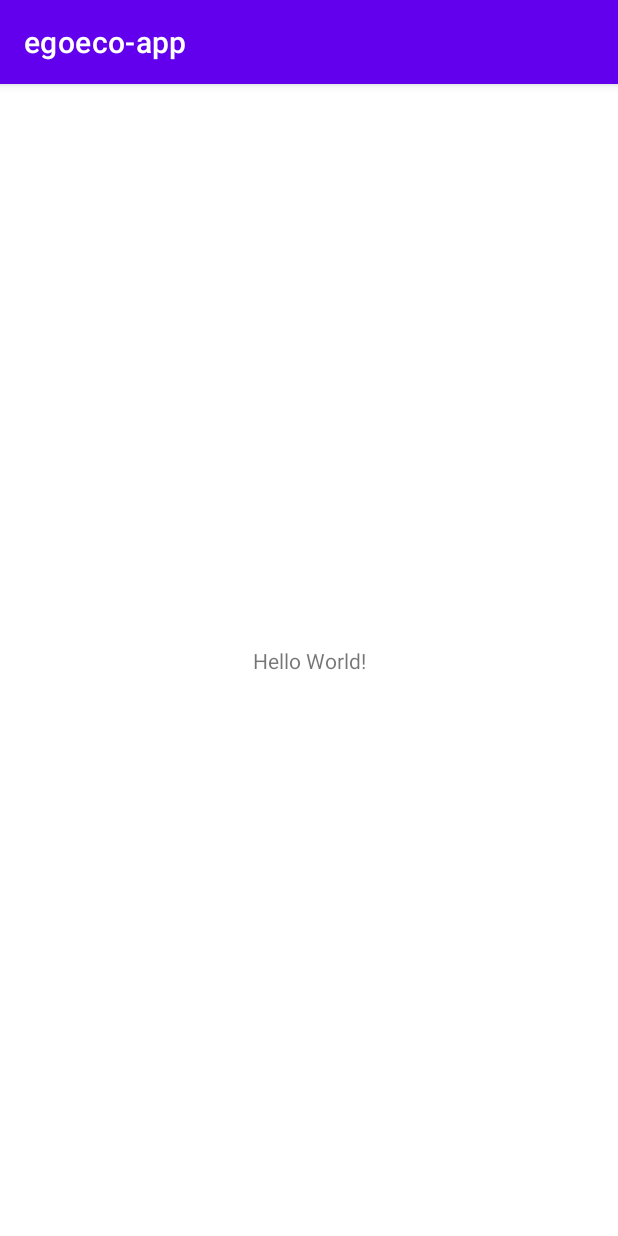
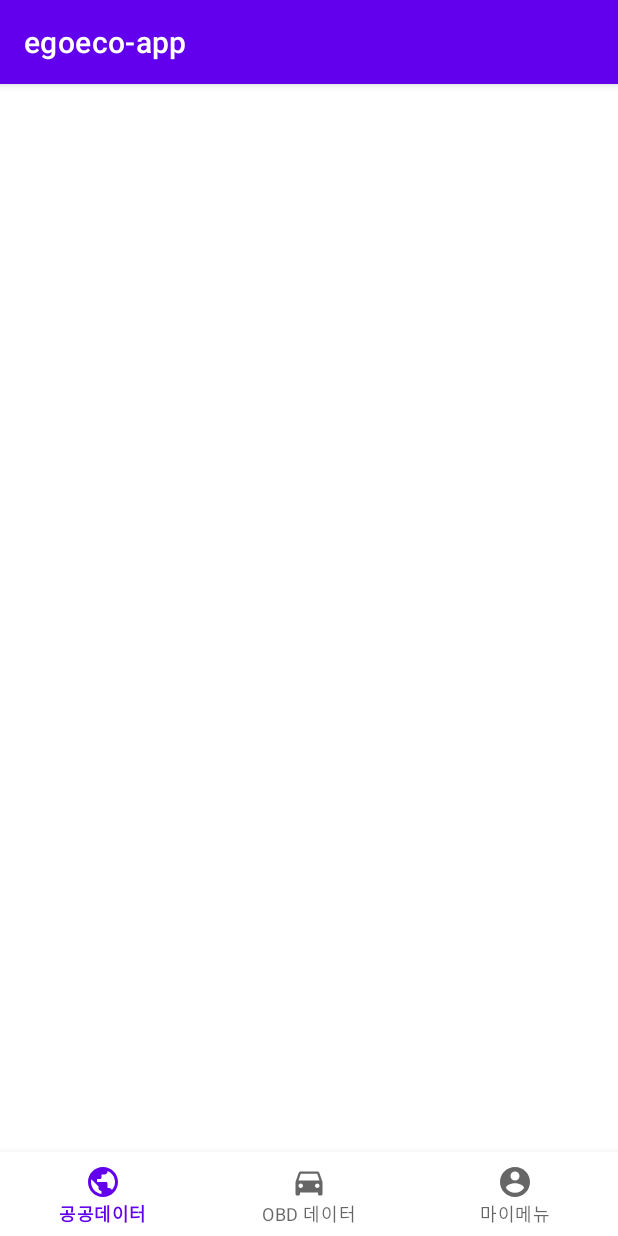
Before and after one commit to EgoEco/egoeco-app, an Android app: the screen it shows after launch (MainActivity), on a phone screen of 412 x 824 dp. Run offline under Robolectric (Android 15) with nearby library versions, the phone set to English and light mode, and no system bars; our stand-ins replace data binding; libraries missing offline, so code that uses them is left out: com.trello.rxlifecycle4.

Commit message:
prepare for MVVM Design

```diff
--- a/app/src/main/AndroidManifest.xml
+++ b/app/src/main/AndroidManifest.xml
@@ -18,6 +18,7 @@
         android:roundIcon="@mipmap/ic_launcher_round"
         android:supportsRtl="true"
         android:theme="@style/Theme.Egoecoapp">
+        <activity android:name=".view.LoginActivity"></activity>
         <activity android:name=".view.MainActivity">
             <intent-filter>
                 <action android:name="android.intent.action.MAIN" />
--- a/app/src/main/java/com/example/egoeco_app/view/MainActivity.kt
+++ b/app/src/main/java/com/example/egoeco_app/view/MainActivity.kt
@@ -1,12 +1,22 @@
 package com.example.egoeco_app.view
 
-import androidx.appcompat.app.AppCompatActivity
 import android.os.Bundle
+import androidx.activity.viewModels
 import com.example.egoeco_app.R
+import com.example.egoeco_app.databinding.ActivityMainBinding
+import com.example.egoeco_app.viewmodel.MainViewModel
+import com.trello.rxlifecycle4.components.support.RxAppCompatActivity
 
-class MainActivity : AppCompatActivity() {
+class MainActivity : RxAppCompatActivity() {
+    private val binding by lazy { ActivityMainBinding.inflate(layoutInflater) }
+    private val viewModel: MainViewModel by viewModels()
     override fun onCreate(savedInstanceState: Bundle?) {
         super.onCreate(savedInstanceState)
         setContentView(R.layout.activity_main)
+
+        binding.apply {
+            viewModel = this@MainActivity.viewModel
+            lifecycleOwner = this@MainActivity
+        }
     }
 }
--- /dev/null
+++ b/app/src/main/java/com/example/egoeco_app/viewmodel/LoginViewModel.kt
@@ -0,0 +1,6 @@
+package com.example.egoeco_app.viewmodel
+
+import androidx.lifecycle.ViewModel
+
+class LoginViewModel : ViewModel() {
+}
--- /dev/null
+++ b/app/src/main/java/com/example/egoeco_app/viewmodel/ObdDataViewModel.kt
@@ -0,0 +1,6 @@
+package com.example.egoeco_app.viewmodel
+
+import androidx.lifecycle.ViewModel
+
+class ObdDataViewModel: ViewModel() {
+}
--- /dev/null
+++ b/app/src/main/res/drawable/ic_baseline_account_circle_24.xml
@@ -0,0 +1,10 @@
+<vector xmlns:android="http://schemas.android.com/apk/res/android"
+    android:width="24dp"
+    android:height="24dp"
+    android:viewportWidth="24"
+    android:viewportHeight="24"
+    android:tint="?attr/colorControlNormal">
+  <path
+      android:fillColor="@android:color/white"
+      android:pathData="M12,2C6.48,2 2,6.48 2,12s4.48,10 10,10 10,-4.48 10,-10S17.52,2 12,2zM12,5c1.66,0 3,1.34 3,3s-1.34,3 -3,3 -3,-1.34 -3,-3 1.34,-3 3,-3zM12,19.2c-2.5,0 -4.71,-1.28 -6,-3.22 0.03,-1.99 4,-3.08 6,-3.08 1.99,0 5.97,1.09 6,3.08 -1.29,1.94 -3.5,3.22 -6,3.22z"/>
+</vector>
--- /dev/null
+++ b/app/src/main/res/drawable/ic_baseline_directions_car_24.xml
@@ -0,0 +1,10 @@
+<vector xmlns:android="http://schemas.android.com/apk/res/android"
+    android:width="24dp"
+    android:height="24dp"
+    android:viewportWidth="24"
+    android:viewportHeight="24"
+    android:tint="?attr/colorControlNormal">
+  <path
+      android:fillColor="@android:color/white"
+      android:pathData="M18.92,6.01C18.72,5.42 18.16,5 17.5,5h-11c-0.66,0 -1.21,0.42 -1.42,1.01L3,12v8c0,0.55 0.45,1 1,1h1c0.55,0 1,-0.45 1,-1v-1h12v1c0,0.55 0.45,1 1,1h1c0.55,0 1,-0.45 1,-1v-8l-2.08,-5.99zM6.5,16c-0.83,0 -1.5,-0.67 -1.5,-1.5S5.67,13 6.5,13s1.5,0.67 1.5,1.5S7.33,16 6.5,16zM17.5,16c-0.83,0 -1.5,-0.67 -1.5,-1.5s0.67,-1.5 1.5,-1.5 1.5,0.67 1.5,1.5 -0.67,1.5 -1.5,1.5zM5,11l1.5,-4.5h11L19,11L5,11z"/>
+</vector>
--- /dev/null
+++ b/app/src/main/res/drawable/ic_baseline_public_24.xml
@@ -0,0 +1,10 @@
+<vector xmlns:android="http://schemas.android.com/apk/res/android"
+    android:width="24dp"
+    android:height="24dp"
+    android:viewportWidth="24"
+    android:viewportHeight="24"
+    android:tint="?attr/colorControlNormal">
+  <path
+      android:fillColor="@android:color/white"
+      android:pathData="M12,2C6.48,2 2,6.48 2,12s4.48,10 10,10 10,-4.48 10,-10S17.52,2 12,2zM11,19.93c-3.95,-0.49 -7,-3.85 -7,-7.93 0,-0.62 0.08,-1.21 0.21,-1.79L9,15v1c0,1.1 0.9,2 2,2v1.93zM17.9,17.39c-0.26,-0.81 -1,-1.39 -1.9,-1.39h-1v-3c0,-0.55 -0.45,-1 -1,-1L8,12v-2h2c0.55,0 1,-0.45 1,-1L11,7h2c1.1,0 2,-0.9 2,-2v-0.41c2.93,1.19 5,4.06 5,7.41 0,2.08 -0.8,3.97 -2.1,5.39z"/>
+</vector>
--- a/app/src/main/res/layout/activity_main.xml
+++ b/app/src/main/res/layout/activity_main.xml
@@ -1,18 +1,26 @@
 <?xml version="1.0" encoding="utf-8"?>
-<androidx.constraintlayout.widget.ConstraintLayout xmlns:android="http://schemas.android.com/apk/res/android"
+<layout xmlns:android="http://schemas.android.com/apk/res/android"
     xmlns:app="http://schemas.android.com/apk/res-auto"
-    xmlns:tools="http://schemas.android.com/tools"
+    xmlns:tools="http://schemas.android.com/tools">
+
+    <data>
+        <variable
+            name="viewModel"
+            type="com.example.egoeco_app.viewmodel.MainViewModel" />
+    </data>
+
+    <androidx.constraintlayout.widget.ConstraintLayout
         android:layout_width="match_parent"
         android:layout_height="match_parent"
         tools:context=".view.MainActivity">
 
-    <TextView
-        android:layout_width="wrap_content"
+        <com.google.android.material.bottomnavigation.BottomNavigationView
+            android:layout_width="0dp"
             android:layout_height="wrap_content"
-        android:text="Hello World!"
             app:layout_constraintBottom_toBottomOf="parent"
-        app:layout_constraintLeft_toLeftOf="parent"
-        app:layout_constraintRight_toRightOf="parent"
-        app:layout_constraintTop_toTopOf="parent" />
+            app:layout_constraintEnd_toEndOf="parent"
+            app:layout_constraintStart_toStartOf="parent"
+            app:menu="@menu/main_bottom_nav_menu" />
 
     </androidx.constraintlayout.widget.ConstraintLayout>
+</layout>
--- /dev/null
+++ b/app/src/main/res/menu/main_bottom_nav_menu.xml
@@ -0,0 +1,16 @@
+<?xml version="1.0" encoding="utf-8"?>
+<menu xmlns:android="http://schemas.android.com/apk/res/android">
+
+    <item
+        android:id="@+id/publicDataMenu"
+        android:icon="@drawable/ic_baseline_public_24"
+        android:title="공공데이터" />
+    <item
+        android:id="@+id/obdDataMenu"
+        android:icon="@drawable/ic_baseline_directions_car_24"
+        android:title="OBD 데이터" />
+    <item
+        android:id="@+id/myMenu"
+        android:icon="@drawable/ic_baseline_account_circle_24"
+        android:title="마이메뉴" />
+</menu>
```
Also changed, not shown: app/build.gradle (+5 -3 lines), app/src/main/java/com/example/egoeco_app/view/LoginActivity.kt (added, +12 -0 lines), app/src/main/java/com/example/egoeco_app/view/MyMenuFragment.kt (added, +22 -0 lines), app/src/main/java/com/example/egoeco_app/view/ObdDataFragment.kt (added, +31 -0 lines), app/src/main/java/com/example/egoeco_app/view/PublicDataFragment.kt (added, +22 -0 lines), app/src/main/res/layout/activity_login.xml (added, +9 -0 lines), app/src/main/res/layout/fragment_my_menu.xml (added, +14 -0 lines), app/src/main/res/layout/fragment_obd_data.xml (added, +24 -0 lines), app/src/main/res/layout/fragment_public_data.xml (added, +14 -0 lines), app/src/main/res/values/strings.xml (+11 -0 lines), 1 other file. Lines whose indentation alone changed are shown as unchanged.
